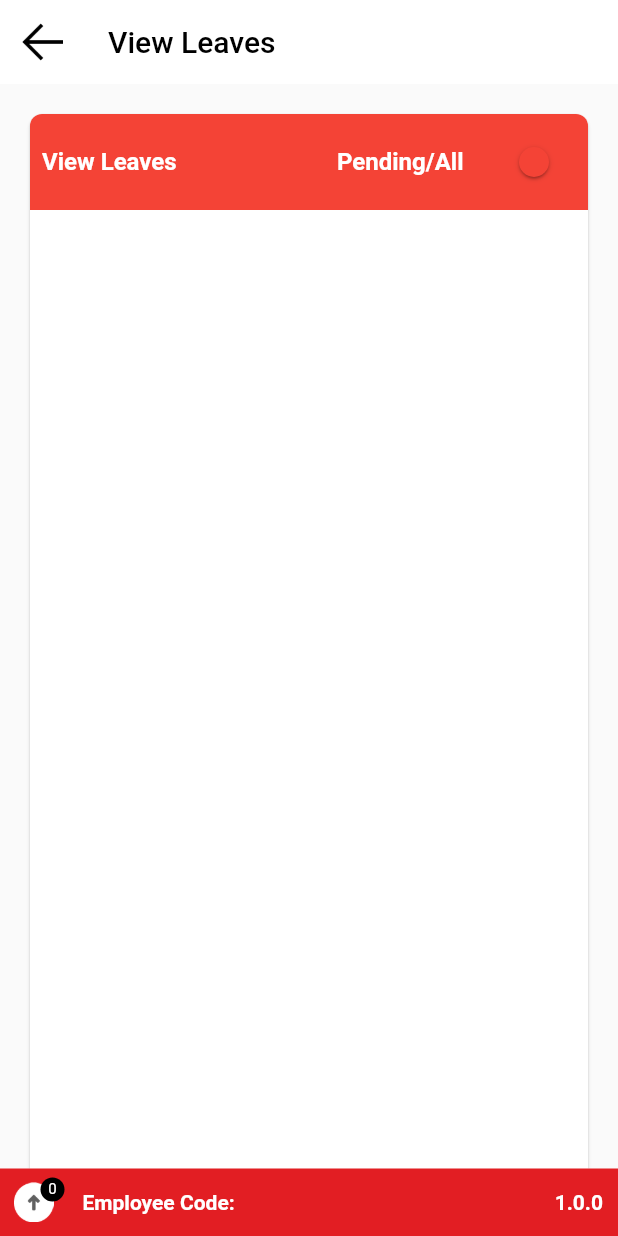
After one commit to mobileapp-infinity/infinity_hr, a Flutter app: the ViewLeaveScreen screen opened directly, on a phone screen of 412 x 824 dp. The commit adds this screen. Run offline on Flutter 3.47's test engine with Material 2 defaults, Android fonts, the phone set to English and light mode, and no system bars; our stand-ins replace dio, flutter_svg, fluttertoast, get, open_file, package_info_plus and 2 more; missing offline and left inert: connectivity_plus_web, firebase_core_web, firebase_messaging_web, image_picker_for_web, package_info_plus_web, shared_preferences_web; accounts and stored records are empty; network calls fail.

Commit message:
working on view livew still understand pagination from adnroid project due to in valid coding standard delay in understanding.-Remish.

```diff
--- /dev/null
+++ b/lib/screens/view_leave_page.dart
@@ -0,0 +1,168 @@
+import 'package:flutter/material.dart';
+import 'package:get/get.dart';
+import 'package:get/get_state_manager/src/rx_flutter/rx_obx_widget.dart';
+import 'package:infinity_hr/utils/custom_colors.dart';
+import 'package:infinity_hr/utils/navigator_constants.dart';
+import 'package:infinity_hr/widgets/my_badge.dart';
+import 'package:package_info_plus/package_info_plus.dart';
+import 'package:shared_preferences/shared_preferences.dart';
+
+class ViewLeaveScreen extends StatefulWidget {
+  const ViewLeaveScreen({Key? key}) : super(key: key);
+
+  @override
+  State<ViewLeaveScreen> createState() => _ViewLeaveScreenState();
+}
+
+class _ViewLeaveScreenState extends State<ViewLeaveScreen> {
+  RxInt totalPenCount = 0.obs;
+  String _empCode = "";
+  String _empId = "";
+  String _userId = "";
+  SharedPreferences? sharedPreferences;
+  final Future<SharedPreferences> _prefs = SharedPreferences.getInstance();
+
+  @override
+  void initState() {
+    _prefs.then(
+          (prefsInstance) {
+        sharedPreferences = prefsInstance;
+        getPreferencesAndVersionInfo();
+      },
+    );
+    super.initState();
+  }
+
+  @override
+  Widget build(BuildContext context) {
+    return Scaffold(
+      appBar: AppBar(
+        backgroundColor: Colors.white,
+        leading: GestureDetector(
+          onTap: () {
+            Navigator.of(context).pop();
+          },
+          child: Image.asset(
+            "assets/images/ic_back_final.png",
+            color: Colors.black,
+            scale: 3.5,
+          ),
+        ),
+        title: const Text(
+          "View Leaves",
+          style: TextStyle(color: Colors.black),
+        ),
+        elevation: 0,
+      ),
+      body: Container(
+        padding: EdgeInsets.symmetric(vertical: 16.0, horizontal: 16.0),
+        child: Card(
+          shape: RoundedRectangleBorder(
+            borderRadius: BorderRadius.circular(8.0),
+          ),
+          child: Column(
+            crossAxisAlignment: CrossAxisAlignment.stretch,
+            children: [
+              Container(
+                decoration: const BoxDecoration(
+                  color: Colors.red,
+                  borderRadius: BorderRadius.only(
+                    topLeft: Radius.circular(8.0),
+                    topRight: Radius.circular(8.0),
+                  ),
+                ),
+                child: Padding(
+                  padding: const EdgeInsets.all(8.0),
+                  child: Row(
+                    crossAxisAlignment: CrossAxisAlignment.center,
+                    children: [
+                      Text(
+                        'View Leaves',
+                        style: TextStyle(
+                          fontWeight: FontWeight.w600,
+                          color: Colors.white,
+                          fontSize: 16.0,
+                        ),
+                      ),
+                      Spacer(),
+                      Text(
+                        'Pending/All',
+                        style: TextStyle(
+                          fontWeight: FontWeight.w600,
+                          color: Colors.white,
+                          fontSize: 16.0,
+                        ),
+                      ),
+                      const SizedBox(
+                        width: 8.0,
+                      ),
+                      Switch(
+                        value: true,
+                        onChanged: (value) {},
+                      ),
+                      const SizedBox(
+                        width: 8.0,
+                      ),
+                    ],
+                  ),
+                ),
+              ),
+            ],
+          ),
+        ),
+      ),
+      bottomSheet: Container(
+        color: CustomColor.colorPrimary,
+        child: Row(
+          children: [
+            SizedBox(
+              height: 45,
+              width: 45,
+              // margin: EdgeInsets.all(10),
+              child: Obx(
+                () => MyBadge(
+                  top: 6,
+                  right: 2,
+                  value: totalPenCount.toString(),
+                  child: Image.asset(
+                    "assets/images/edt_profile.png",
+                    scale: 2.5,
+                  ),
+                ),
+              ),
+            ),
+            Expanded(
+              child: Padding(
+                padding: const EdgeInsets.only(left: 10),
+                child: Text(
+                  "Employee Code: $_empCode",
+                  style: const TextStyle(
+                      fontWeight: FontWeight.bold, color: Colors.white),
+                ),
+              ),
+            ),
+            Padding(
+              padding: const EdgeInsets.only(right: 10),
+              child: Obx(
+                () => Text(
+                  NavigatorConstants.APP_VERSION.value.toString(),
+                  style: const TextStyle(
+                      color: Colors.white, fontWeight: FontWeight.bold),
+                ),
+              ),
+            ),
+          ],
+        ),
+      ),
+    );
+  }
+
+  void getPreferencesAndVersionInfo() async {
+    _empCode = sharedPreferences!.getString('emp_code') ?? "";
+    _empId = sharedPreferences!.getString('emp_id') ?? "";
+    _userId = sharedPreferences!.getString('usrm_id') ?? "";
+    PackageInfo packageInfo = await PackageInfo.fromPlatform();
+    NavigatorConstants.APP_VERSION.value = packageInfo.version;
+  }
+
+}
--- a/lib/utils/common_permission_util.dart
+++ b/lib/utils/common_permission_util.dart
@@ -48,7 +48,7 @@ class PermissionUtil {
       String base64String, String fileName) async {
     Uint8List bytes = base64.decode(base64String);
     String dir = (await getApplicationDocumentsDirectory()).path;
-    File file = new File('$dir/${fileName}.pdf');
+    File file = new File('$dir/${fileName}');
     File fileNew = await file.writeAsBytes(bytes);
     String filePath = fileNew.path;
     try {
```
Also changed, not shown: lib/screens/add_miss_punch_page.dart (added, +15 -0 lines), lib/screens/dashboard_screen.dart (+6 -2 lines), lib/utils/common_preferences_constants.dart (deleted, +0 -7 lines), lib/utils/common_ui.dart (deleted, +0 -87 lines), lib/utils/package_info_utils.dart (deleted, +0 -20 lines), lib/screens/add_miss_punch.dart (added), lib/screens/view_leave.dart (added).
